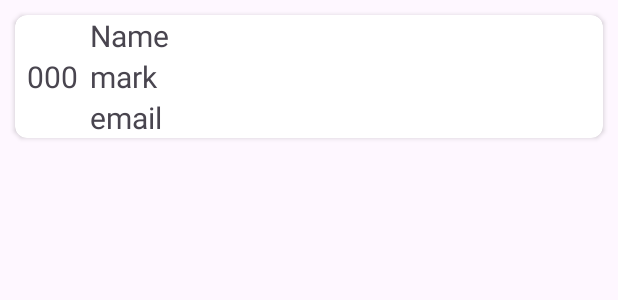
After one commit to tranvietan2001/Kotlin_android_game_myflappybird, an Android app: the layout list_item_main.xml on its own in the app's theme, with its tools: preview values and no code run, on a phone screen of 412 x 824 dp. The commit adds this screen. Shown: the top 300 px of the screen. Run offline under Robolectric (Android 15) with nearby library versions, the phone set to English and light mode, and no system bars.

Commit message:
func rank ok- fix string s1

```diff
--- a/app/src/main/AndroidManifest.xml
+++ b/app/src/main/AndroidManifest.xml
@@ -28,6 +28,7 @@
         <activity android:name=".LoginActivity"/>
         <activity android:name=".ShopActivity"/>
         <activity android:name=".InforAfterLoginActivity"/>
+        <activity android:name=".RecyclerViewActivity"/>
     </application>
 
 </manifest>
--- a/app/src/main/java/com/example/mybird/InforAfterLoginActivity.kt
+++ b/app/src/main/java/com/example/mybird/InforAfterLoginActivity.kt
@@ -1,5 +1,6 @@
 package com.example.mybird
 
+import android.content.Intent
 import android.os.Bundle
 import android.view.View
 import android.widget.Button
@@ -28,7 +29,12 @@ class InforAfterLoginActivity : AppCompatActivity() {
 
         nameAccountTxt.text = nameAccount
 
+        playBtn.setOnClickListener {  }
 
+        rankBtn.setOnClickListener {
+            val changeUi = Intent(this, RecyclerViewActivity::class.java)
+            startActivity(changeUi)
+        }
 
     }
 
--- a/app/src/main/res/layout/create_account_activity_main.xml
+++ b/app/src/main/res/layout/create_account_activity_main.xml
@@ -98,13 +98,14 @@
 
     <TextView
         android:id="@+id/failCreateTxt"
-        android:layout_width="wrap_content"
+        android:layout_width="350sp"
         android:layout_height="wrap_content"
         android:layout_marginTop="48dp"
-        android:text="@string/account_already_exists_please_check_again"
+        android:text="@string/check_if_email_is_valid_password_length_must_be_over_6_characters"
         android:fontFamily="@font/font_mybird_rocket"
         android:textSize="24sp"
         android:textColor="@color/txt_color_notif"
+        android:gravity="center"
         app:layout_constraintEnd_toEndOf="parent"
         app:layout_constraintStart_toStartOf="parent"
         app:layout_constraintTop_toBottomOf="@+id/nameAccTxt" />
--- /dev/null
+++ b/app/src/main/res/layout/list_item_main.xml
@@ -0,0 +1,58 @@
+<?xml version="1.0" encoding="utf-8"?>
+<androidx.cardview.widget.CardView xmlns:android="http://schemas.android.com/apk/res/android"
+    android:layout_width="match_parent"
+    android:layout_height="wrap_content"
+    xmlns:app="http://schemas.android.com/apk/res-auto"
+    android:layout_margin="10dp"
+    android:backgroundTint="@color/white"
+    app:cardCornerRadius="8dp">
+
+    <LinearLayout
+        android:layout_width="match_parent"
+        android:layout_height="wrap_content"
+        android:orientation="horizontal">
+
+        <TextView
+            android:id="@+id/item_indexTxt"
+            android:layout_width="100dp"
+            android:layout_height="match_parent"
+            android:layout_weight="1"
+            android:text="000"
+            android:textSize="20sp"
+            android:gravity="center"
+            />
+
+        <LinearLayout
+            android:layout_width="match_parent"
+            android:layout_height="match_parent"
+            android:layout_weight="1"
+            android:orientation="vertical">
+
+            <TextView
+                android:id="@+id/item_nameAccountTxt"
+                android:layout_width="match_parent"
+                android:layout_height="wrap_content"
+                android:text="Name"
+                android:textSize="20sp"
+
+                />
+
+            <TextView
+                android:id="@+id/item_markTxt"
+                android:layout_width="match_parent"
+                android:layout_height="wrap_content"
+                android:text="mark"
+                android:textSize="20sp"
+                />
+
+            <TextView
+                android:id="@+id/item_emailTxt"
+                android:layout_width="match_parent"
+                android:layout_height="wrap_content"
+                android:text="email"
+                android:textSize="20sp"
+                />
+        </LinearLayout>
+
+    </LinearLayout>
+</androidx.cardview.widget.CardView>
```
Also changed, not shown: app/src/main/java/com/example/mybird/CreateAccountActivity.kt (+11 -10 lines), app/src/main/java/com/example/mybird/FirebaseManager.kt (+94 -32 lines), app/src/main/java/com/example/mybird/ForgotPasswordActivity.kt (+13 -2 lines), app/src/main/java/com/example/mybird/RankAdapter.kt (added, +34 -0 lines), app/src/main/java/com/example/mybird/RecyclerViewActivity.kt (added, +30 -0 lines), app/src/main/java/com/example/mybird/User.kt (added, +8 -0 lines), app/src/main/res/layout/forgot_password_activity_main.xml (+6 -5 lines), app/src/main/res/layout/login_activity_main.xml (+9 -8 lines), app/src/main/res/layout/recycler_view_main.xml (added, +19 -0 lines), app/src/main/res/values/strings.xml (+11 -0 lines).
